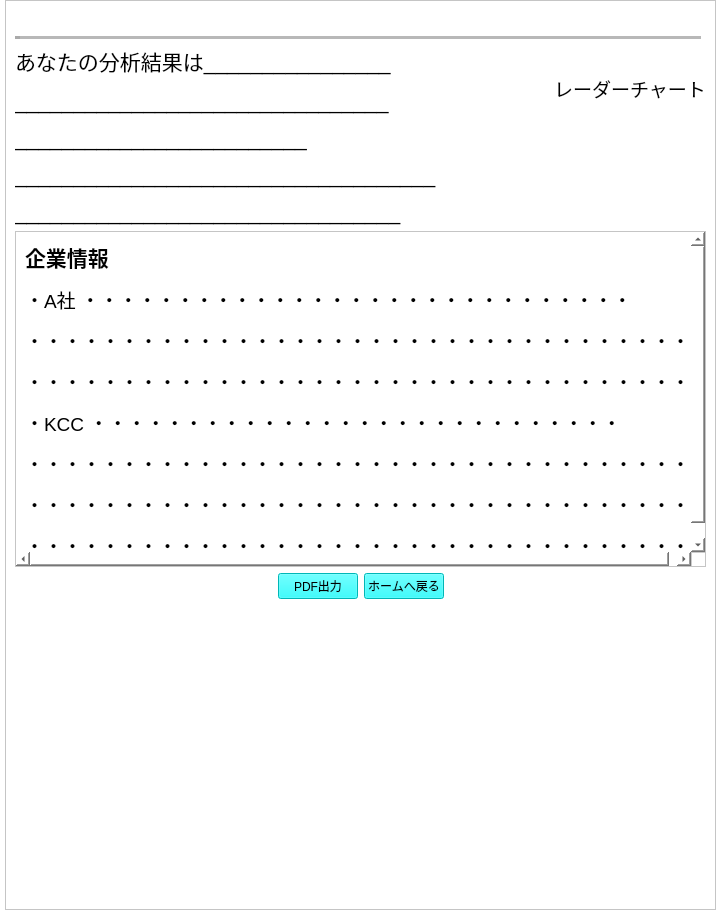
This is design/enaviOutput.ui in kokimame/e-navi as Qt 5 draws it before an edit. The edited form follows.
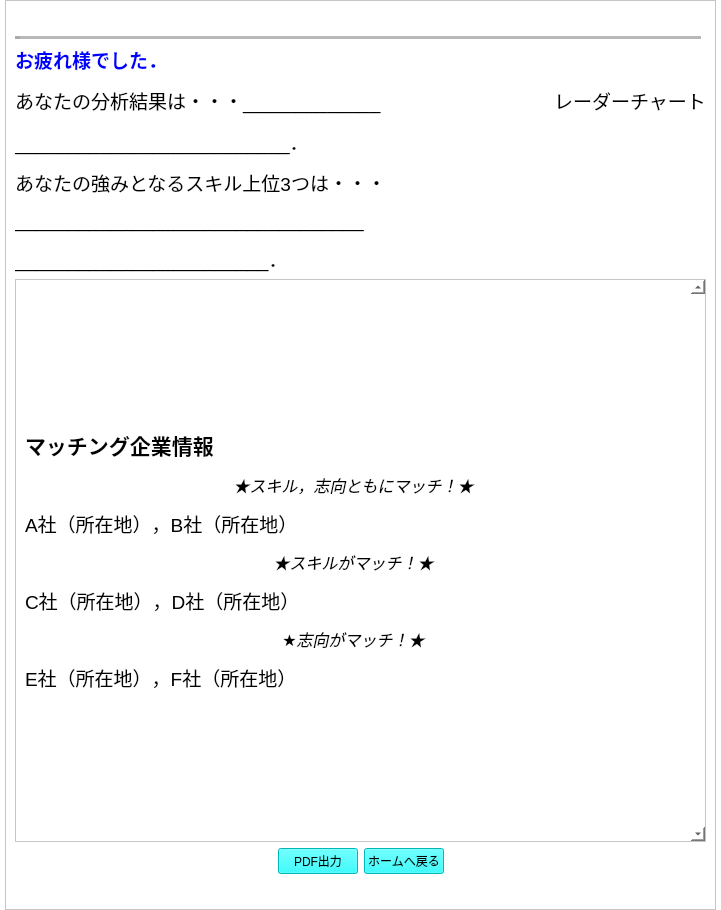
This is the edited form. Icons and pictures are not drawn.

Commit message: Show up top 3 skills of and companies matching with users

Patch:
```diff
--- a/design/enaviOutput.ui
+++ b/design/enaviOutput.ui
@@ -95,7 +95,7 @@
          <item>
           <widget class="QLabel" name="label_6">
            <property name="text">
-            <string>&lt;html&gt;&lt;head/&gt;&lt;body&gt;&lt;p&gt;&lt;span style=&quot; font-size:16pt;&quot;&gt;あなたの分析結果は________________&lt;/span&gt;&lt;/p&gt;&lt;p&gt;&lt;span style=&quot; font-size:16pt;&quot;&gt;________________________________&lt;/span&gt;&lt;/p&gt;&lt;p&gt;&lt;span style=&quot; font-size:16pt;&quot;&gt;_________________________&lt;/span&gt;&lt;/p&gt;&lt;p&gt;&lt;span style=&quot; font-size:16pt;&quot;&gt;____________________________________&lt;/span&gt;&lt;/p&gt;&lt;p&gt;&lt;span style=&quot; font-size:16pt;&quot;&gt;_________________________________&lt;/span&gt;&lt;/p&gt;&lt;/body&gt;&lt;/html&gt;</string>
+            <string>&lt;html&gt;&lt;head/&gt;&lt;body&gt;&lt;p&gt;&lt;span style=&quot; font-size:14pt; font-weight:600; color:#0000ff;&quot;&gt;お疲れ様でした．&lt;/span&gt;&lt;/p&gt;&lt;p&gt;&lt;span style=&quot; font-size:14pt;&quot;&gt;あなたの分析結果は・・・_____________&lt;/span&gt;&lt;/p&gt;&lt;p&gt;&lt;span style=&quot; font-size:14pt;&quot;&gt;__________________________．&lt;/span&gt;&lt;/p&gt;&lt;p&gt;&lt;span style=&quot; font-size:14pt;&quot;&gt;あなたの強みとなるスキル上位3つは・・・&lt;/span&gt;&lt;/p&gt;&lt;p&gt;&lt;span style=&quot; font-size:14pt;&quot;&gt;_________________________________&lt;/span&gt;&lt;/p&gt;&lt;p&gt;&lt;span style=&quot; font-size:14pt;&quot;&gt;________________________．&lt;/span&gt;&lt;/p&gt;&lt;/body&gt;&lt;/html&gt;</string>
            </property>
           </widget>
          </item>
@@ -149,7 +149,7 @@
             <x>0</x>
             <y>0</y>
             <width>676</width>
-            <height>282</height>
+            <height>444</height>
            </rect>
           </property>
           <layout class="QVBoxLayout" name="verticalLayout_4">
@@ -158,7 +158,7 @@
              <item>
               <widget class="QLabel" name="label_4">
                <property name="text">
-                <string>&lt;html&gt;&lt;head/&gt;&lt;body&gt;&lt;p&gt;&lt;span style=&quot; font-size:16pt; font-weight:600;&quot;&gt;企業情報&lt;/span&gt;&lt;/p&gt;&lt;p&gt;&lt;span style=&quot; font-size:14pt;&quot;&gt;・A社　・・・・・・・・・・・・・・・・・・・・・・・・・・・・・&lt;/span&gt;&lt;/p&gt;&lt;p&gt;&lt;span style=&quot; font-size:14pt;&quot;&gt;・・・・・・・・・・・・・・・・・・・・・・・・・・・・・・・・・・・&lt;/span&gt;&lt;/p&gt;&lt;p&gt;&lt;span style=&quot; font-size:14pt;&quot;&gt;・・・・・・・・・・・・・・・・・・・・・・・・・・・・・・・・・・・&lt;/span&gt;&lt;/p&gt;&lt;p&gt;&lt;span style=&quot; font-size:14pt;&quot;&gt;・KCC　・・・・・・・・・・・・・・・・・・・・・・・・・・・・&lt;/span&gt;&lt;/p&gt;&lt;p&gt;&lt;span style=&quot; font-size:14pt;&quot;&gt;・・・・・・・・・・・・・・・・・・・・・・・・・・・・・・・・・・・&lt;/span&gt;&lt;/p&gt;&lt;p&gt;&lt;span style=&quot; font-size:14pt;&quot;&gt;・・・・・・・・・・・・・・・・・・・・・・・・・・・・・・・・・・・&lt;/span&gt;&lt;/p&gt;&lt;p&gt;&lt;span style=&quot; font-size:14pt;&quot;&gt;・・・・・・・・・・・・・・・・・・・・・・・・・・・・・・・・・・・&lt;/span&gt;&lt;/p&gt;&lt;/body&gt;&lt;/html&gt;</string>
+                <string>&lt;html&gt;&lt;head/&gt;&lt;body&gt;&lt;p&gt;&lt;span style=&quot; font-size:16pt; font-weight:600;&quot;&gt;マッチング企業情報&lt;/span&gt;&lt;/p&gt;&lt;p align=&quot;center&quot;&gt;&lt;span style=&quot; font-size:12pt; font-style:italic;&quot;&gt;★スキル，志向ともにマッチ！★&lt;/span&gt;&lt;/p&gt;&lt;p&gt;&lt;span style=&quot; font-size:14pt;&quot;&gt;A社（所在地），B社（所在地）&lt;/span&gt;&lt;/p&gt;&lt;p align=&quot;center&quot;&gt;&lt;span style=&quot; font-size:12pt; font-style:italic;&quot;&gt;★スキルがマッチ！★&lt;/span&gt;&lt;/p&gt;&lt;p&gt;&lt;span style=&quot; font-size:14pt;&quot;&gt;C社（所在地），D社（所在地）&lt;/span&gt;&lt;/p&gt;&lt;p align=&quot;center&quot;&gt;&lt;span style=&quot; font-size:12pt; font-style:italic;&quot;&gt;★志向がマッチ！★&lt;/span&gt;&lt;/p&gt;&lt;p&gt;&lt;span style=&quot; font-size:14pt;&quot;&gt;E社（所在地），F社（所在地）&lt;/span&gt;&lt;/p&gt;&lt;/body&gt;&lt;/html&gt;</string>
                </property>
               </widget>
              </item>
@@ -218,19 +218,6 @@
          </item>
         </layout>
        </item>
-       <item>
-        <spacer name="verticalSpacer">
-         <property name="orientation">
-          <enum>Qt::Vertical</enum>
-         </property>
-         <property name="sizeHint" stdset="0">
-          <size>
-           <width>20</width>
-           <height>40</height>
-          </size>
-         </property>
-        </spacer>
-       </item>
        <item>
         <layout class="QHBoxLayout" name="horizontalLayout_3">
          <item>
```
The commit also changes 1 other file.
